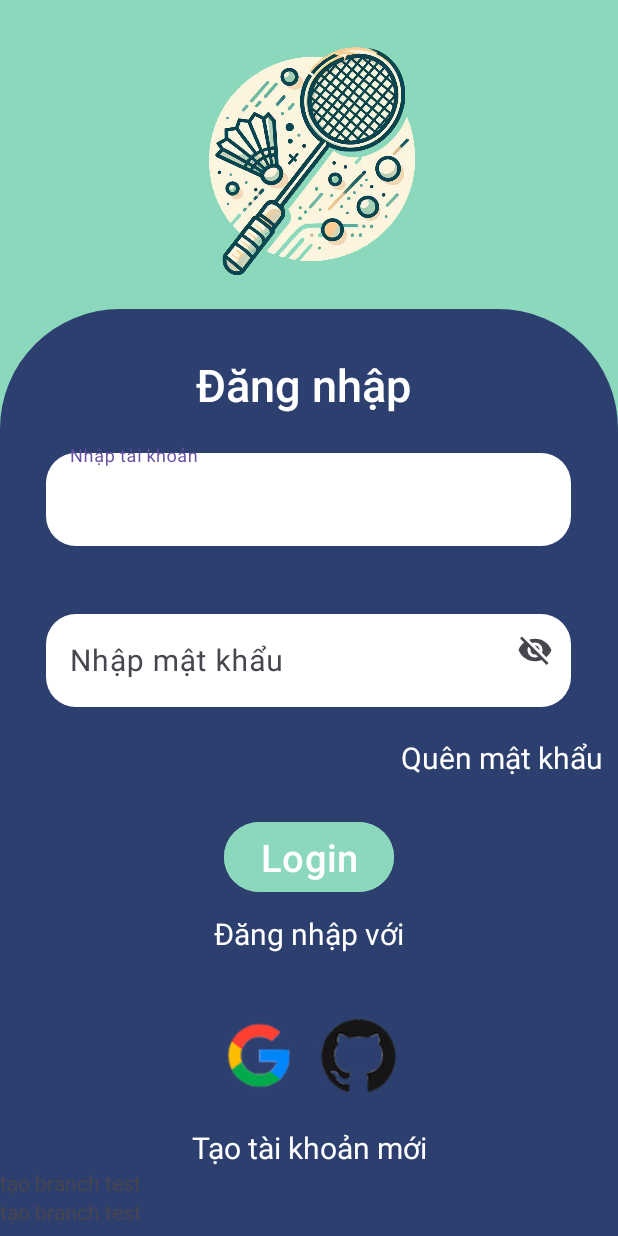
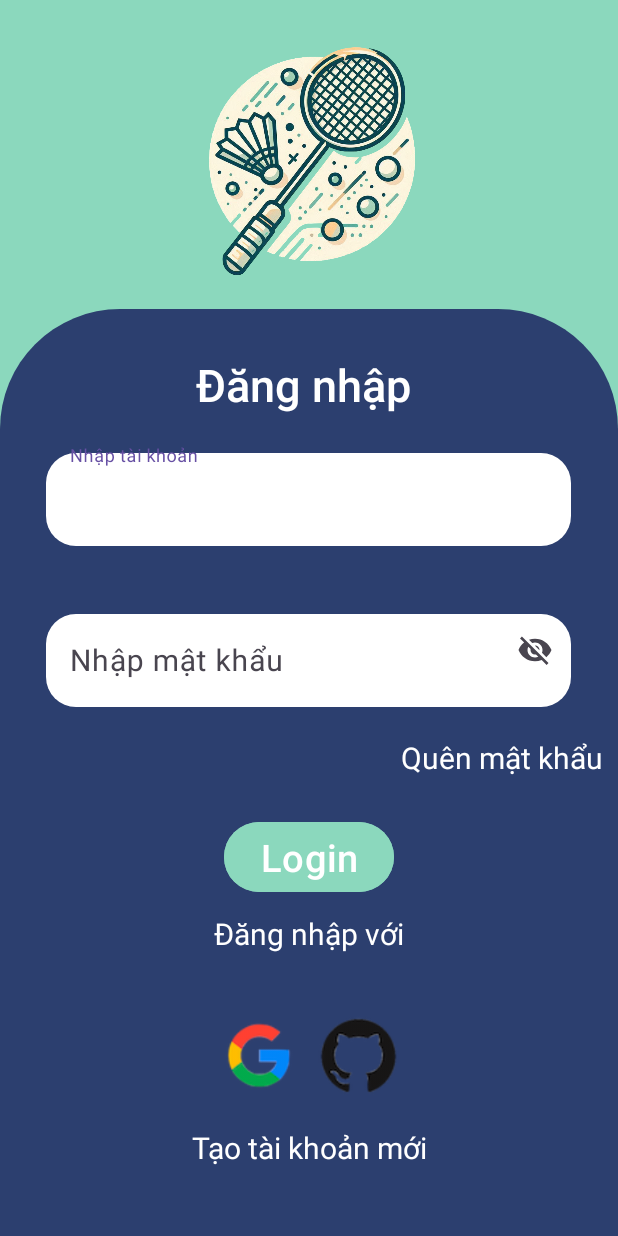
Before and after one commit to ann11207/Badminton, an Android app: the screen it shows after launch (Login), on a phone screen of 412 x 824 dp. Run offline under Robolectric (Android 15) with nearby library versions, the phone set to English and light mode, and no system bars.

Commit message:
Xong test gitt

```diff
--- a/app/src/main/res/layout/activity_login.xml
+++ b/app/src/main/res/layout/activity_login.xml
@@ -166,17 +166,6 @@
             android:layout_gravity="center">
         </TextView>
 
-        <TextView
-            android:layout_width="wrap_content"
-            android:layout_height="wrap_content"
-            android:text="tạo branch test">
-        </TextView>
-        <TextView
-            android:layout_width="wrap_content"
-            android:layout_height="wrap_content"
-            android:text="tạo branch test">
-        </TextView>
-
     </LinearLayout>
 
 
```
